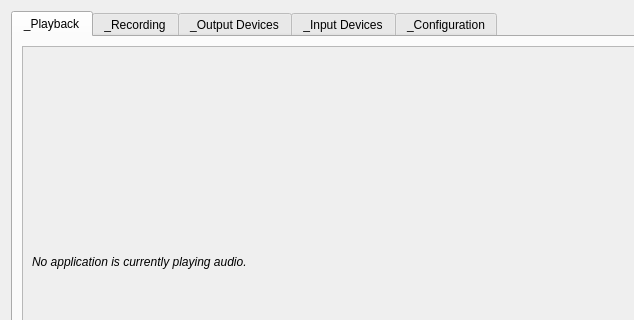
This is src/mainwindow.ui in lxqt/pavucontrol-qt as Qt 5 draws it before an edit; both pictures show x 0 to 634 and y 0 to 320 of the 766 by 548 pixel window. The edited form follows.
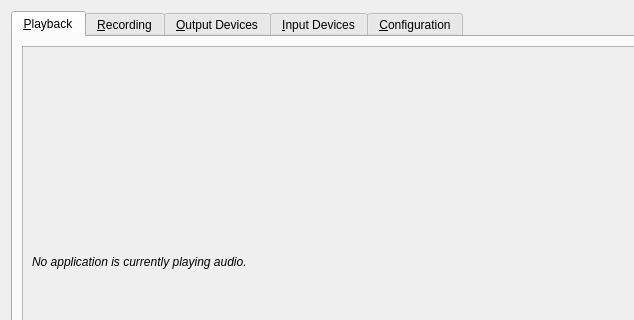
This is the edited form. Icons and pictures are not drawn.

```diff
--- a/src/mainwindow.ui
+++ b/src/mainwindow.ui
@@ -26,7 +26,7 @@
      </property>
      <widget class="QWidget" name="tab">
       <attribute name="title">
-       <string>_Playback</string>
+       <string>&amp;Playback</string>
       </attribute>
       <layout class="QGridLayout" name="gridLayout">
        <item row="0" column="0" colspan="2">
@@ -85,7 +85,7 @@
      </widget>
      <widget class="QWidget" name="tab_2">
       <attribute name="title">
-       <string>_Recording</string>
+       <string>&amp;Recording</string>
       </attribute>
       <layout class="QGridLayout" name="gridLayout_2">
        <item row="0" column="0" colspan="2">
@@ -144,7 +144,7 @@
      </widget>
      <widget class="QWidget" name="tab_3">
       <attribute name="title">
-       <string>_Output Devices</string>
+       <string>&amp;Output Devices</string>
       </attribute>
       <layout class="QGridLayout" name="gridLayout_3">
        <item row="0" column="0" colspan="2">
@@ -203,7 +203,7 @@
      </widget>
      <widget class="QWidget" name="tab_4">
       <attribute name="title">
-       <string>_Input Devices</string>
+       <string>&amp;Input Devices</string>
       </attribute>
       <layout class="QGridLayout" name="gridLayout_4">
        <item row="0" column="0" colspan="2">
@@ -272,7 +272,7 @@
      </widget>
      <widget class="QWidget" name="tab_5">
       <attribute name="title">
-       <string>_Configuration</string>
+       <string>&amp;Configuration</string>
       </attribute>
       <layout class="QVBoxLayout" name="verticalLayout_7">
        <item>
```
